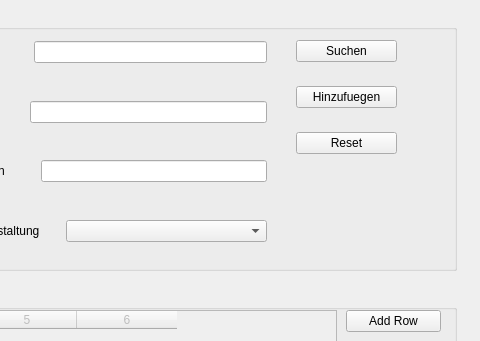
Qt form iBasar/sellerregistrationwidget.ui (hoihrig/iBasar) before a commit; both pictures show x 454 to 934 and y 0 to 341 of the 934 by 665 pixel window.
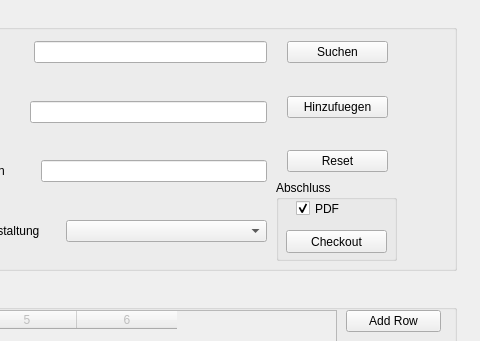
The same form after that commit.

Commit message:
Added possibility to checkout a seller
From the Seller menu it is now possible to checkout
a seller and calculate the payment and costs
of the Basar

```diff
--- a/iBasar/sellerregistrationwidget.ui
+++ b/iBasar/sellerregistrationwidget.ui
@@ -245,10 +245,10 @@
    <widget class="QWidget" name="layoutWidget">
     <property name="geometry">
      <rect>
-      <x>730</x>
-      <y>30</y>
+      <x>721</x>
+      <y>31</y>
       <width>101</width>
-      <height>114</height>
+      <height>131</height>
      </rect>
     </property>
     <layout class="QVBoxLayout" name="verticalLayout_3">
@@ -506,6 +506,48 @@
      </item>
     </layout>
    </widget>
+   <widget class="QGroupBox" name="chkoutbox">
+    <property name="geometry">
+     <rect>
+      <x>710</x>
+      <y>170</y>
+      <width>121</width>
+      <height>81</height>
+     </rect>
+    </property>
+    <property name="title">
+     <string>Abschluss</string>
+    </property>
+    <widget class="QCheckBox" name="pdfcheckBox">
+     <property name="geometry">
+      <rect>
+       <x>20</x>
+       <y>20</y>
+       <width>70</width>
+       <height>17</height>
+      </rect>
+     </property>
+     <property name="text">
+      <string>PDF</string>
+     </property>
+     <property name="checked">
+      <bool>true</bool>
+     </property>
+    </widget>
+    <widget class="QPushButton" name="sellerCheckoutbtn">
+     <property name="geometry">
+      <rect>
+       <x>10</x>
+       <y>50</y>
+       <width>101</width>
+       <height>23</height>
+      </rect>
+     </property>
+     <property name="text">
+      <string>Checkout</string>
+     </property>
+    </widget>
+   </widget>
   </widget>
   <widget class="QGroupBox" name="itemgroupbox">
    <property name="geometry">
```
The commit also changes 4 other files.
